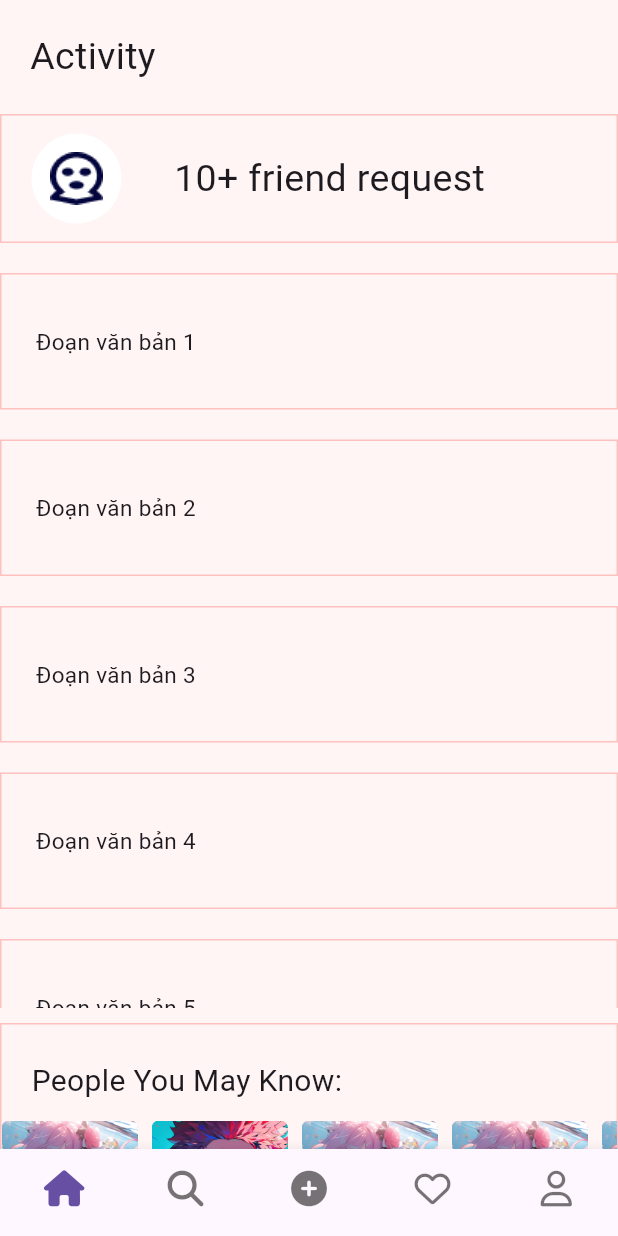
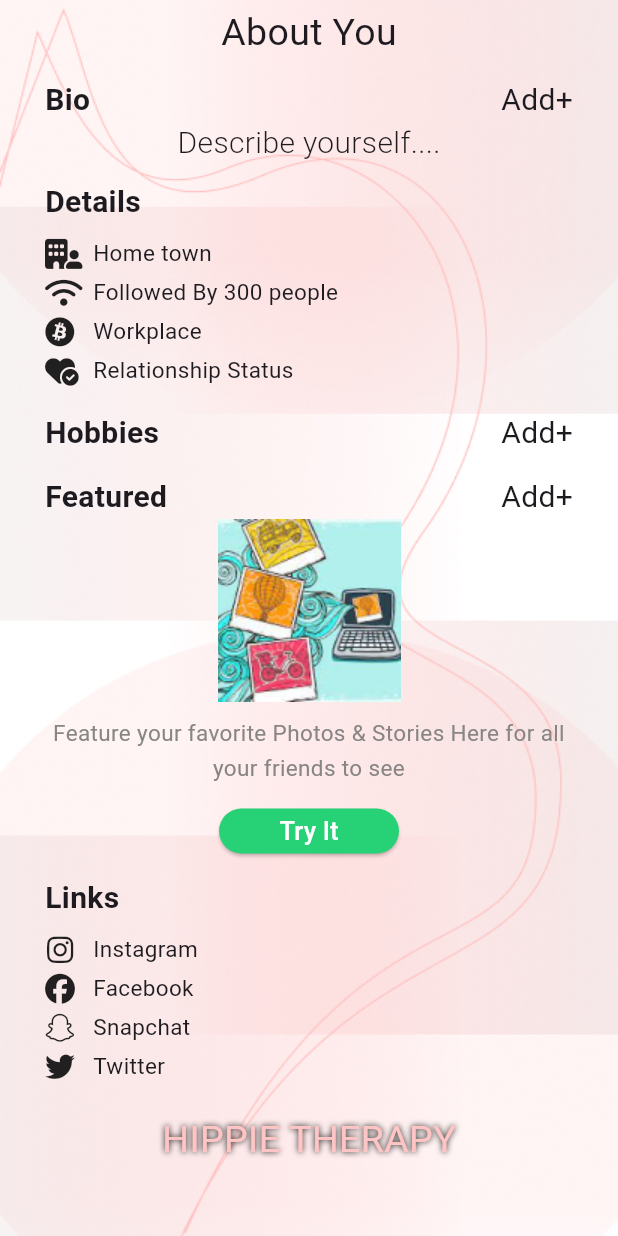
Before and after one commit to LinhCT2/test, a Flutter app: the screen it shows after launch, on a phone screen of 412 x 824 dp. Run offline on Flutter 3.47's test engine with Material 3 defaults, Android fonts, the phone set to English and light mode, and no system bars; our stand-ins replace dropdown_button2, font_awesome_flutter, google_fonts; Roboto replaces fonts that are missing (Revalia).

Commit message:
edit_profile

```diff
--- /dev/null
+++ b/loginui/lib/edit_profile.dart
@@ -0,0 +1,378 @@
+import 'package:flutter/cupertino.dart';
+import 'package:flutter/material.dart';
+import 'package:font_awesome_flutter/font_awesome_flutter.dart';
+import 'package:google_fonts/google_fonts.dart';
+
+class edit_profile extends StatelessWidget {
+  const edit_profile({super.key});
+
+  @override
+  Widget build(BuildContext context) {
+    return Scaffold(
+      body: Container(
+        decoration: const BoxDecoration(
+          image: DecorationImage(
+            image: AssetImage('image/pic2.jpg'),
+            fit: BoxFit.fill,
+          ),
+        ),
+        padding: EdgeInsets.fromLTRB(30, 0, 30, 0),
+        constraints: BoxConstraints.expand(),
+        child: Column(
+          mainAxisAlignment: MainAxisAlignment.end,
+          children: [
+            Text(
+              'About You',
+              style: TextStyle(
+                fontSize: 25,
+                fontWeight: FontWeight.w400,
+              ),
+            ),
+            SizedBox(
+              height: 12,
+            ),
+            Row(
+              mainAxisAlignment: MainAxisAlignment.spaceBetween,
+              children: [
+                Text(
+                  'Bio',
+                  style: TextStyle(
+                    fontSize: 20,
+                    fontWeight: FontWeight.w700,
+                  ),
+                ),
+                Text(
+                  'Add+',
+                  style: TextStyle(
+                    fontSize: 20,
+                    fontWeight: FontWeight.w400,
+                  ),
+                ),
+              ],
+            ),
+            Text(
+              'Describe yourself....',
+              style: TextStyle(
+                fontSize: 20,
+                fontWeight: FontWeight.w300,
+              ),
+            ),
+            SizedBox(
+              height: 10,
+            ),
+            Container(
+              alignment: Alignment.centerLeft,
+              child: Column(
+                crossAxisAlignment: CrossAxisAlignment.start,
+                children: [
+                  Text(
+                    'Details',
+                    style: TextStyle(
+                      fontSize: 20,
+                      fontWeight: FontWeight.w700,
+                    ),
+                  ),
+                  SizedBox(
+                    height: 9,
+                  ),
+                  Row(
+                    children: [
+                      Icon(
+                        FontAwesomeIcons.buildingUser,
+                        size: 20,
+                      ),
+                      SizedBox(
+                        width: 12,
+                      ),
+                      Text(
+                        'Home town',
+                        style: TextStyle(
+                          fontSize: 15,
+                          fontWeight: FontWeight.w400,
+                        ),
+                      ),
+                    ],
+                  ),
+                  SizedBox(
+                    height: 5,
+                  ),
+                  Row(
+                    children: [
+                      Icon(
+                        FontAwesomeIcons.wifi,
+                        size: 20,
+                      ),
+                      SizedBox(
+                        width: 12,
+                      ),
+                      Text(
+                        'Followed By 300 people',
+                        style: TextStyle(
+                          fontSize: 15,
+                          fontWeight: FontWeight.w400,
+                        ),
+                      ),
+                    ],
+                  ),
+                  SizedBox(
+                    height: 5,
+                  ),
+                  Row(
+                    children: [
+                      Icon(
+                        FontAwesomeIcons.bitcoin,
+                        size: 20,
+                      ),
+                      SizedBox(
+                        width: 12,
+                      ),
+                      Text(
+                        'Workplace',
+                        style: TextStyle(
+                          fontSize: 15,
+                          fontWeight: FontWeight.w400,
+                        ),
+                      ),
+                    ],
+                  ),
+                  SizedBox(
+                    height: 5,
+                  ),
+                  Row(
+                    children: [
+                      Icon(
+                        FontAwesomeIcons.heartCircleCheck,
+                        size: 20,
+                      ),
+                      SizedBox(
+                        width: 12,
+                      ),
+                      Text(
+                        'Relationship Status',
+                        style: TextStyle(
+                          fontSize: 15,
+                          fontWeight: FontWeight.w400,
+                        ),
+                      ),
+                    ],
+                  ),
+                  SizedBox(
+                    height: 5,
+                  ),
+                ],
+              ),
+            ),
+            SizedBox(
+              height: 12,
+            ),
+            Row(
+              mainAxisAlignment: MainAxisAlignment.spaceBetween,
+              children: [
+                Text(
+                  'Hobbies',
+                  style: TextStyle(
+                    fontSize: 20,
+                    fontWeight: FontWeight.w700,
+                  ),
+                ),
+                Text(
+                  'Add+',
+                  style: TextStyle(
+                    fontSize: 20,
+                    fontWeight: FontWeight.w400,
+                  ),
+                ),
+              ],
+            ),
+            SizedBox(
+              height: 14,
+            ),
+            Row(
+              mainAxisAlignment: MainAxisAlignment.spaceBetween,
+              children: [
+                Text(
+                  'Featured',
+                  style: TextStyle(
+                    fontSize: 20,
+                    fontWeight: FontWeight.w700,
+                  ),
+                ),
+                Text(
+                  'Add+',
+                  style: TextStyle(
+                    fontSize: 20,
+                    fontWeight: FontWeight.w400,
+                  ),
+                ),
+              ],
+            ),
+            Image.asset('image/rectangle.png'),
+            SizedBox(
+              height: 10,
+            ),
+            Text(
+              'Feature your favorite Photos & Stories Here for all your friends to see',
+              textAlign: TextAlign.center,
+              style: TextStyle(
+                fontSize: 15,
+                fontWeight: FontWeight.w400,
+                color: Color.fromRGBO(136, 133, 133, 1),
+                height: 1.5,
+              ),
+            ),
+            SizedBox(
+              height: 15,
+            ),
+            Container(
+              width: 120,
+              height: 30,
+              child: ElevatedButton(
+                onPressed: () {},
+                child: Text(
+                  "Try It",
+                  style:
+                      TextStyle(fontSize: 17, color: Colors.white, height: 1.5),
+                ),
+                style: ButtonStyle(
+                  backgroundColor: MaterialStateProperty.all(Color(0xFF27D276)),
+                  shape: MaterialStateProperty.all(
+                    RoundedRectangleBorder(
+                      borderRadius: BorderRadius.circular(15),
+                    ),
+                  ),
+                ),
+              ),
+            ),
+            SizedBox(
+              height: 15,
+            ),
+            Container(
+              alignment: Alignment.centerLeft,
+              child: Column(
+                crossAxisAlignment: CrossAxisAlignment.start,
+                children: [
+                  Text(
+                    'Links',
+                    style: TextStyle(
+                      fontSize: 20,
+                      fontWeight: FontWeight.w700,
+                    ),
+                  ),
+                  SizedBox(
+                    height: 9,
+                  ),
+                  Row(
+                    children: [
+                      Icon(
+                        FontAwesomeIcons.instagram,
+                        size: 20,
+                      ),
+                      SizedBox(
+                        width: 12,
+                      ),
+                      Text(
+                        'Instagram',
+                        style: TextStyle(
+                          fontSize: 15,
+                          fontWeight: FontWeight.w400,
+                        ),
+                      ),
+                    ],
+                  ),
+                  SizedBox(
+                    height: 5,
+                  ),
+                  Row(
+                    children: [
+                      Icon(
+                        FontAwesomeIcons.facebook,
+                        size: 20,
+                      ),
+                      SizedBox(
+                        width: 12,
+                      ),
+                      Text(
+                        'Facebook',
+                        style: TextStyle(
+                          fontSize: 15,
+                          fontWeight: FontWeight.w400,
+                        ),
+                      ),
+                    ],
+                  ),
+                  SizedBox(
+                    height: 5,
+                  ),
+                  Row(
+                    children: [
+                      Icon(
+                        FontAwesomeIcons.snapchat,
+                        size: 20,
+                      ),
+                      SizedBox(
+                        width: 12,
+                      ),
+                      Text(
+                        'Snapchat',
+                        style: TextStyle(
+                          fontSize: 15,
+                          fontWeight: FontWeight.w400,
+                        ),
+                      ),
+                    ],
+                  ),
+                  SizedBox(
+                    height: 5,
+                  ),
+                  Row(
+                    children: [
+                      Icon(
+                        FontAwesomeIcons.twitter,
+                        size: 20,
+                      ),
+                      SizedBox(
+                        width: 12,
+                      ),
+                      Text(
+                        'Twitter',
+                        style: TextStyle(
+                          fontSize: 15,
+                          fontWeight: FontWeight.w400,
+                        ),
+                      ),
+                    ],
+                  ),
+                  SizedBox(
+                    height: 5,
+                  ),
+                ],
+              ),
+            ),
+            SizedBox(
+              height: 15,
+            ),
+            Text(
+              "HIPPIE THERAPY",
+              style: GoogleFonts.revalia(
+                fontWeight: FontWeight.w400,
+                fontSize: 25,
+                height: 1.5,
+                color: Color.fromRGBO(255, 197, 197, 1),
+                shadows: [
+                  Shadow(
+                    blurRadius: 5.0, // Độ mờ của viền
+                    color: Colors.black, // Màu sắc của viền
+                    offset: Offset(0, 0), // Độ dời của viền
+                  ),
+                ], // Độ dày của viền văn bản
+              ),
+            ),
+            SizedBox(
+              height: 45,
+            ),
+          ],
+        ),
+      ),
+    );
+  }
+}
--- a/loginui/lib/main.dart
+++ b/loginui/lib/main.dart
@@ -3,18 +3,21 @@ import 'package:flutter/material.dart';
 import 'package:flutter/widgets.dart';
 import 'package:font_awesome_flutter/font_awesome_flutter.dart';
 import 'package:dropdown_button2/dropdown_button2.dart';
+import 'package:loginui/edit_profile.dart';
 import 'package:loginui/explore.dart';
 import 'package:loginui/forget_password.dart';
 import 'package:loginui/homepage.dart';
 
 import 'package:google_fonts/google_fonts.dart';
 import 'package:loginui/notifications.dart';
+import 'package:loginui/profile.dart';
+import 'package:loginui/settings.dart';
 import 'sign_in.dart';
 import 'login.dart';
 
 void main() {
   runApp(MaterialApp(
     title: 'Ứng dụng của tôi',
-    home: notifications(),
+    home: edit_profile(),
   ));
 }
--- /dev/null
+++ b/loginui/lib/profile.dart
@@ -0,0 +1,108 @@
+import 'package:flutter/cupertino.dart';
+import 'package:flutter/material.dart';
+import 'package:flutter/widgets.dart';
+
+class profile extends StatelessWidget {
+  const profile({super.key});
+
+  @override
+  Widget build(BuildContext context) {
+    return Scaffold(
+      body: Container(
+        width: double.infinity,
+        height: double.infinity,
+        color: Color.fromRGBO(255, 245, 245, 1),
+        // padding: EdgeInsets.fromLTRB(30, 0, 30, 0),
+        constraints: BoxConstraints.expand(),
+        child: Column(
+          children: [
+            SizedBox(
+              height: 55,
+            ),
+            Container(
+              decoration: BoxDecoration(
+                border: Border.all(
+                  color: Color.fromRGBO(255, 192, 192, 1),
+                  width: 1,
+                ),
+              ),
+              width: double.infinity,
+              child: Text(
+                'Change Your Profile Photo',
+                style: TextStyle(
+                  fontSize: 25,
+                  fontWeight: FontWeight.w500,
+                  height: 1.5,
+                ),
+                textAlign: TextAlign.center,
+              ),
+            ),
+            Stack(
+              children: [
+                Container(
+                  padding: EdgeInsets.fromLTRB(0, 0, 0, 0),
+                  width: 274,
+                  height: 274,
+                  // decoration: BoxDecoration(
+                  //   shape: BoxShape.circle,
+                  //   color: Colors.white,
+                  // ),
+                ),
+                Container(
+                  padding: EdgeInsets.fromLTRB(0, 50, 0, 50),
+                  alignment: Alignment.center,
+                  child: Image.asset(
+                    "image/dp.png",
+                    width: 274,
+                    height: 274,
+                  ),
+                ),
+              ],
+            ),
+            Container(
+              decoration: BoxDecoration(
+                border: Border.all(
+                  color: Color.fromRGBO(255, 192, 192, 1),
+                  width: 1,
+                ),
+              ),
+              width: double.infinity,
+              child: Text(
+                'Change Your Cover Photo',
+                style: TextStyle(
+                  fontSize: 25,
+                  fontWeight: FontWeight.w500,
+                  height: 1.5,
+                ),
+                textAlign: TextAlign.center,
+              ),
+            ),
+            SizedBox(
+              height: 50,
+            ),
+            Stack(
+              children: [
+                Container(
+                  padding: EdgeInsets.fromLTRB(0, 50, 0, 50),
+                  width: double.infinity,
+                  height: 220,
+                  decoration: BoxDecoration(
+                    color: Color.fromRGBO(243, 210, 210, 0.4),
+                  ),
+                ),
+                Container(
+                  alignment: Alignment.center,
+                  child: Image.asset(
+                    "image/coverphoto.png",
+                    width: 310,
+                    height: 210,
+                  ),
+                ),
+              ],
+            ),
+          ],
+        ),
+      ),
+    );
+  }
+}
--- a/loginui/lib/settings.dart
+++ b/loginui/lib/settings.dart
@@ -8,7 +8,13 @@ class settings extends StatelessWidget {
   @override
   Widget build(BuildContext context) {
     return Scaffold(
-      body: Column(
+      body: Container(
+        width: double.infinity,
+        height: double.infinity,
+        color: Color.fromRGBO(255, 245, 245, 1),
+        // padding: EdgeInsets.fromLTRB(30, 0, 30, 0),
+        constraints: BoxConstraints.expand(),
+        child: Column(
           children: [
             SizedBox(
               height: 54,
@@ -233,6 +239,7 @@ class settings extends StatelessWidget {
             ),
           ],
         ),
+      ),
       bottomNavigationBar: BottomNavigationBar(
         type: BottomNavigationBarType.fixed,
         items: const <BottomNavigationBarItem>[
--- a/loginui/pubspec.yaml
+++ b/loginui/pubspec.yaml
@@ -36,3 +36,6 @@ flutter:
     - image/pic3.jpg
     - image/pic4.jpg
     - image/vector.png
+    - image/dp.png
+    - image/coverphoto.png
+    - image/rectangle.png
```
Also changed, not shown: loginui/image/coverphoto.png (added), loginui/image/dp.png (added), loginui/image/rectangle.png (added). Lines whose indentation alone changed are shown as unchanged.
